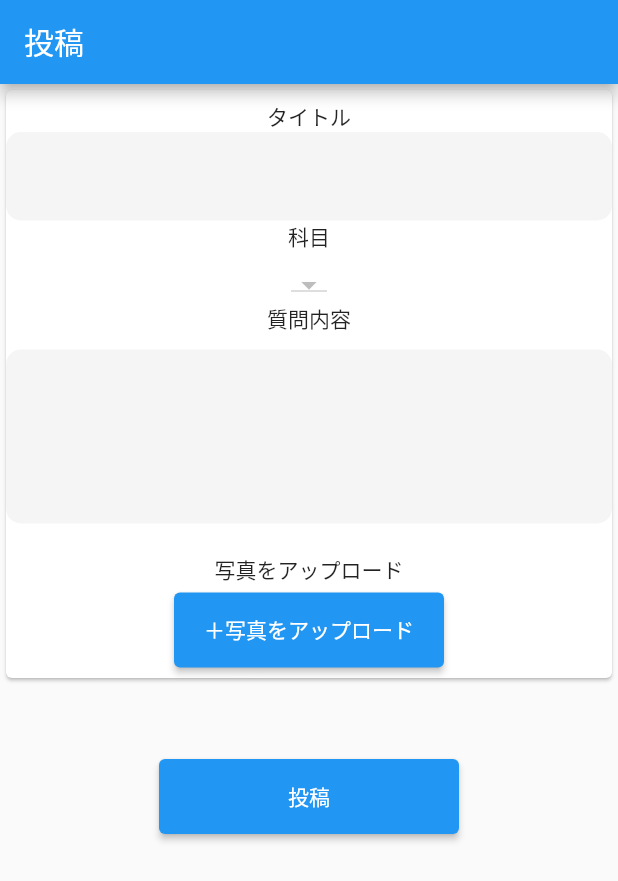
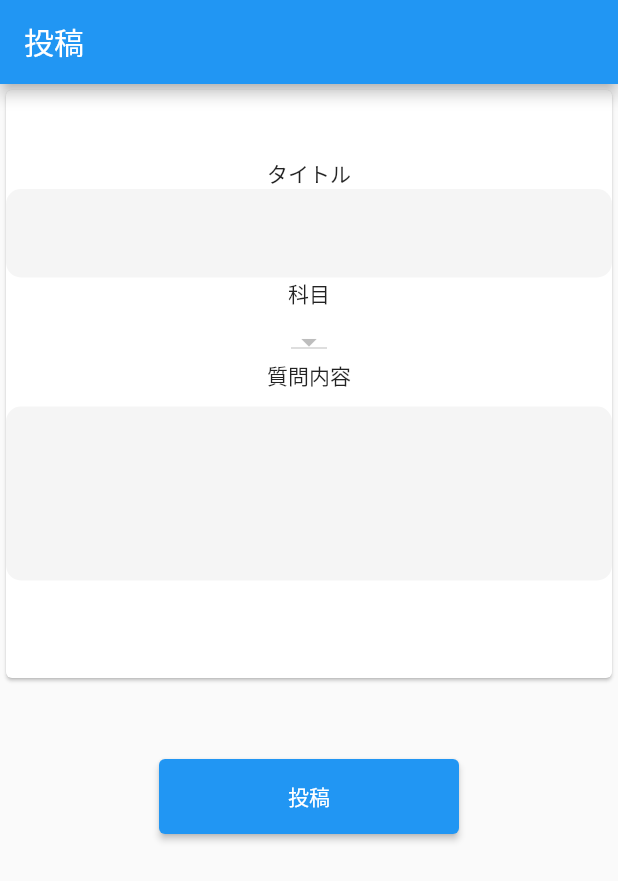
Before and after one commit to dao0203/share_study_app, a Flutter app: the screen it shows after launch, on a phone screen of 412 x 824 dp. Shown: the top 881 px of the screen. Run offline on Flutter 3.47's test engine with Material 2 defaults, Android fonts, the phone set to English and light mode, and no system bars; our stand-ins replace firebase_core, firebase_storage, freezed_annotation, google_sign_in, image_picker; accounts and stored records are empty.

Commit message:
[update]不要なデータをコメントアウト

```diff
--- a/lib/tweet_page/question_post_page.dart
+++ b/lib/tweet_page/question_post_page.dart
@@ -5,11 +5,12 @@
  *
  */
 
+import 'dart:io';
 import 'package:flutter/material.dart';
 import 'package:share_study_app/data/question_data.dart';
-import 'package:share_study_app/tweet_page/loading_progress_indicator.dart';
 import 'package:image_picker/image_picker.dart';
 import 'package:firebase_storage/firebase_storage.dart';
+// import 'package:image_picker_web/image_picker_web.dart';
 
 /*投稿画面の初期状態画面
 
@@ -29,25 +30,26 @@ class _QuestionPostPage extends State<QuestionPostPage> {
     userId: "2",
     titleContent: "",
     questionContent: "",
-    attFiles: "",
+    // attFiles: "",//画像アップロードする際に使用する
   );
   var classId = "科目を選択してください"; //科目を入れる
-  var loading = false; //ロード中の画面遷移の仕方
-  var _isfiled = false; //写真をアップしているかしていないか
-  XFile? _pickedFile;
-  void _setImageFileListFromFile(XFile? value) {
-    _pickedFile = value;
-    value == null ? _isfiled = false : _isfiled = true;
-  }
+
+  /**画像アップロードする際のに使用する */
+  // var _isfiled = false; //写真をアップしているかしていないか
+  // XFile? _pickedFile;
+  // void _setImageFileListFromFile(XFile? value) {
+  //   _pickedFile = value;
+  //   value == null ? _isfiled = false : _isfiled = true;
+  // }
 
   final storage = FirebaseStorage.instance;
   final storageRef = FirebaseStorage.instance.ref();
+  late File _image;
+  final ImagePicker _picker = ImagePicker();
 
   @override
   Widget build(BuildContext context) {
-    return loading
-        ? loadingProgressIndicator()
-        : Scaffold(
+    return Scaffold(
       appBar: AppBar(
         title: const Text(
           ("投稿"),
@@ -122,67 +124,79 @@ class _QuestionPostPage extends State<QuestionPostPage> {
                     ),
                     /**写真アップロードボタン */
                     SizedBox(height: 20), //間隔を開ける
-                          _isfiled
-                              ? Column(
-                                  //写真あり
-                                  children: [
-                                    SizedBox(
-                                      height: 90,
-                                      child: Row(
-                                        mainAxisAlignment:
-                                            MainAxisAlignment.center,
-                                        children: [
-                                          ClipRRect(
-                                            borderRadius:
-                                                BorderRadius.circular(3.0),
-                                            child: Image.network(
-                                              "",
-                                              errorBuilder: (c, o, s) {
-                                                return const Icon(
-                                                  Icons.error,
-                                                  color: Colors.red,
-                                                );
-                                              },
-                                              fit: BoxFit.cover,
-                                            ),
-                                          ),
-                                          SizedBox(width: 50),
-                                          ElevatedButton(
-                                            child: Text('写真を削除'),
-                                            onPressed: () {
-                                              _pickedFile = null;
-                                              setState(() {
-                                                _setImageFileListFromFile(
-                                                    _pickedFile);
-                                              });
-                                            },
-                                          )
-                                        ],
-                                      ),
-                                    )
-                                  ],
-                                )
-                              : Column(
-                                  //写真なし
-                                  children: [
-                                    Text("写真をアップロード"),
-                                    SizedBox(height: 5),
-                                    SizedBox(
-                                      width: 180,
-                                      height: 50,
-                                      child: ElevatedButton(
-                                        child: Text("＋写真をアップロード"),
-                                        onPressed: () async {
-                                          // var picture = await select_picture(
-                                          //     context); //写真機能とギャラリー機能
-                                          // setState(() {
-                                          //   _setImageFileListFromFile(picture);
-                                          // });
-                                        },
-                                      ),
-                                    ),
-                                  ],
-                                ),
+                    // _isfiled
+                    //     ? Column(
+                    //         //写真あり
+                    //         children: [
+                    //           SizedBox(
+                    //             height: 90,
+                    //             child: Row(
+                    //               mainAxisAlignment:
+                    //                   MainAxisAlignment.center,
+                    //               children: [
+                    //                 ClipRRect(
+                    //                   borderRadius:
+                    //                       BorderRadius.circular(3.0),
+                    //                   child: kIsWeb //Webで実行されているかどうかを判断する
+
+                    //                       ? Image.network(
+                    //                           _pickedFile!.path)
+                    //                       : Image.file(
+                    //                           File(_pickedFile!.path),
+                    //                           errorBuilder: (c, o, s) {
+                    //                             return const Icon(
+                    //                               Icons.error,
+                    //                               color: Colors.red,
+                    //                             );
+                    //                           },
+                    //                           fit: BoxFit.cover,
+                    //                         ), //htmlとioのインポートの種類に注意
+                    //                 ),
+                    //                 SizedBox(width: 50),
+                    //                 ElevatedButton(
+                    //                   child: Text('写真を削除'),
+                    //                   onPressed: () {
+                    //                     _pickedFile = null;
+                    //                     setState(() {
+                    //                       _setImageFileListFromFile(
+                    //                           _pickedFile);
+                    //                     });
+                    //                   },
+                    //                 )
+                    //               ],
+                    //             ),
+                    //           )
+                    //         ],
+                    //       )
+                    //     : Column(
+                    //         //写真なし
+                    //         children: [
+                    //           Text("写真をアップロード"),
+                    //           SizedBox(height: 5),
+                    //           SizedBox(
+                    //             width: 180,
+                    //             height: 50,
+                    //             child: ElevatedButton(
+                    //               child: Text("＋写真をアップロード"),
+                    //               onPressed: () {
+                    //                 setState(() {
+                    //                   _onImageButtonPressed();
+                    //                   _setImageFileListFromFile(
+                    //                       _pickedFile);
+                    //                 });
+                    //               },
+
+                    //               // onPressed: () async {
+                    //               //   // var picture = await select_picture(
+                    //               //   //     context); //写真機能とギャラリー機能
+                    //               //   // setState(() {
+                    //               //   //   _setImageFileListFromFile(picture);
+                    //               //   // });
+                    //               // },
+                    //             ),
+                    //           ),
+                    //         ],
+                    //       ),
                   ],
                 ),
               ),
@@ -216,10 +230,7 @@ class _QuestionPostPage extends State<QuestionPostPage> {
                               style: TextStyle(color: Colors.blue),
                             ),
                             onTap: () {
-                                    Navigator.pop(context);
-                                    setState(() {
-                                      loading = !loading;
-                                    });
+                              Navigator.of(context).pop();
                             },
                           ),
                         ],
@@ -232,6 +243,14 @@ class _QuestionPostPage extends State<QuestionPostPage> {
         ),
       ),
     );
-    ;
   }
+/*画像をアップロードする際に使用する */
+  // Future<void> _onImageButtonPressed() async {
+  //   final XFile? pickedfile =
+  //       await _picker.pickImage(source: ImageSource.gallery);
+
+  //   setState(() {
+  //     _pickedFile = XFile(pickedfile!.path);
+  //   });
+  // }
 }
```
Lines whose indentation alone changed are shown as unchanged.
